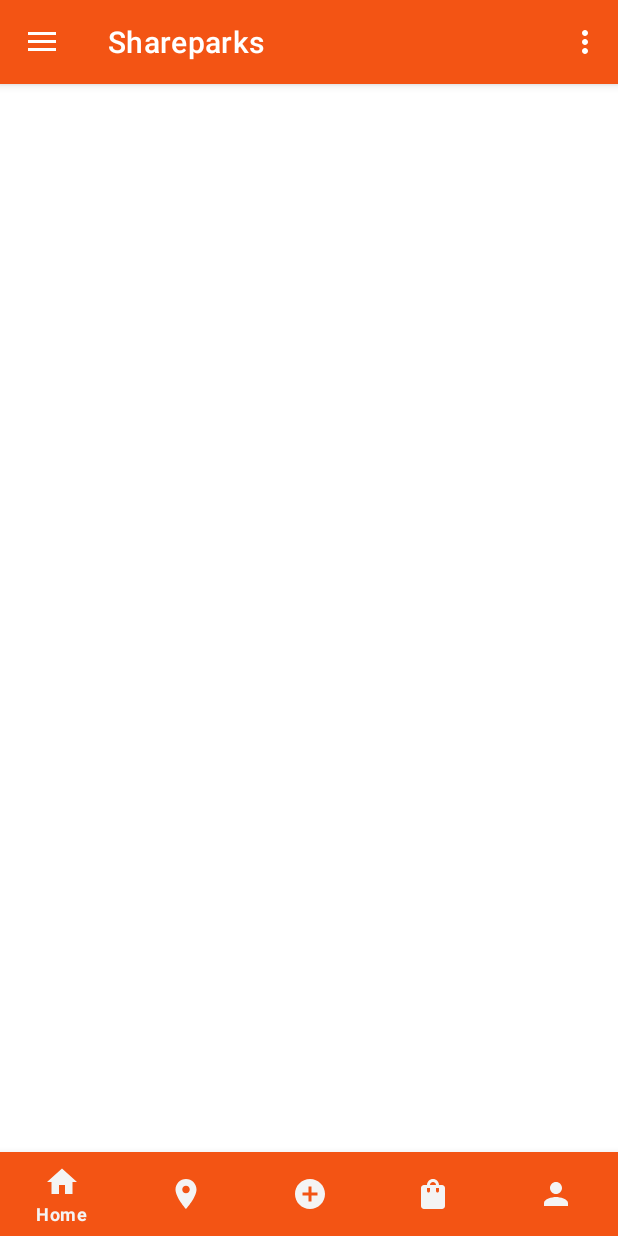
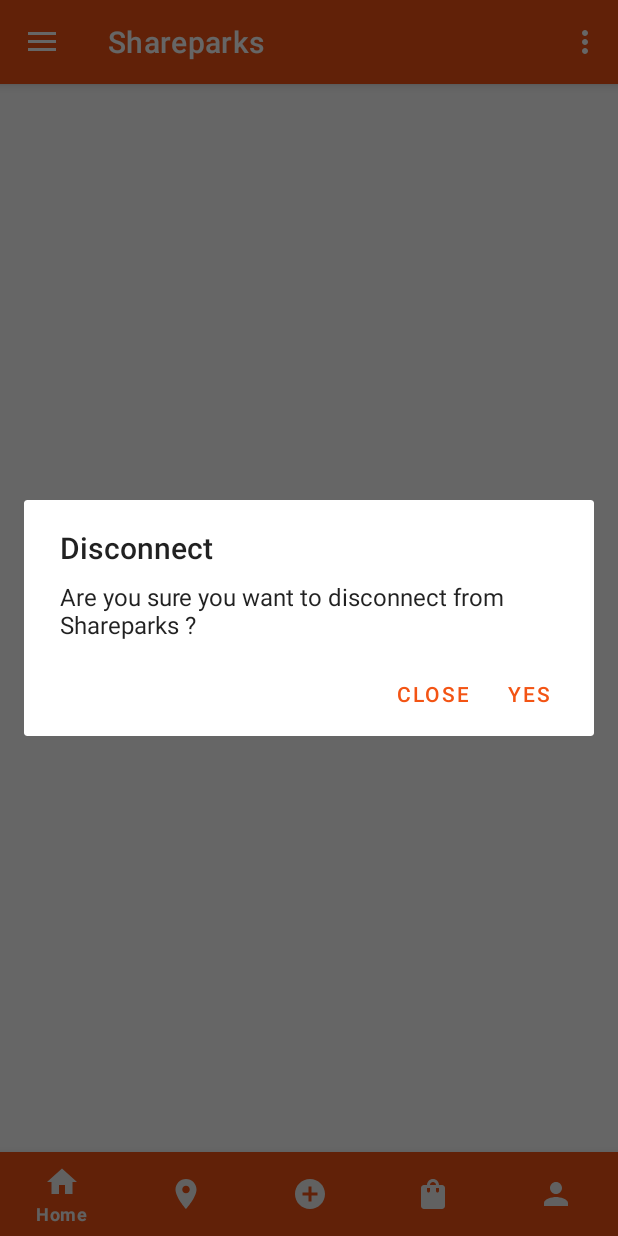
Before and after one commit to BigBoi077/Shareparks, an Android app: the MainActivity screen opened directly, with no data from a screen before it, in the options menu, after a tap on "Disconnect", on a phone screen of 412 x 824 dp. Run offline under Robolectric (Android 15) with nearby library versions, the phone set to English and light mode, and no system bars.

Commit message:
Made disconnection dialog

```diff
--- a/app/src/main/java/cegepst/example/shareparks/views/MainActivity.java
+++ b/app/src/main/java/cegepst/example/shareparks/views/MainActivity.java
@@ -1,5 +1,7 @@
 package cegepst.example.shareparks.views;
 
+import android.app.AlertDialog;
+import android.content.DialogInterface;
 import android.content.Intent;
 import android.graphics.Bitmap;
 import android.graphics.BitmapFactory;
@@ -55,7 +57,7 @@ public class MainActivity extends AppCompatActivity {
 
     private void initDrawerNavigation() {
         DrawerLayout drawerLayout = findViewById(R.id.menuDrawer);
-        actionBarDrawerToggle = new ActionBarDrawerToggle(this, drawerLayout, R.string.action_open, R.string.action_close);
+        actionBarDrawerToggle = new ActionBarDrawerToggle(this, drawerLayout, R.string.actionOpen, R.string.actionClose);
         drawerLayout.addDrawerListener(actionBarDrawerToggle);
         actionBarDrawerToggle.syncState();
         if (getSupportActionBar() != null) {
@@ -96,6 +98,18 @@ public class MainActivity extends AppCompatActivity {
         });
     }
 
+    private void disconnectUserDialog() {
+        new AlertDialog.Builder(MainActivity.this)
+                .setTitle(R.string.disconnectSession)
+                .setMessage(R.string.terminateSessionMessage)
+                .setPositiveButton(R.string.close_session_true, new DialogInterface.OnClickListener() {
+                    @Override
+                    public void onClick(DialogInterface dialogInterface, int i) {
+                        disconnectUser();
+                    }
+                }).setNegativeButton(R.string.close_session_false, null).show();
+    }
+
     private void startPostFragment() {
         createPostFragment = CreatePostFragment.newInstance(user.getUsername());
         hideFeed(true);
@@ -129,6 +143,7 @@ public class MainActivity extends AppCompatActivity {
             case R.id.actionReportBug:
                 return true;
             case R.id.actionTerminateSession:
+                disconnectUserDialog();
                 return true;
             default:
                 return super.onOptionsItemSelected(item);
@@ -210,6 +225,12 @@ public class MainActivity extends AppCompatActivity {
         startActivityForResult(photoSelection, REQUEST_IMAGES_SELECTION);
     }
 
+    private void disconnectUser() {
+        saveConnectionInformation(false);
+        Intent intent = new Intent(this, LogInActivity.class);
+        startActivity(intent);
+    }
+
     private void saveConnectionInformation(boolean isConnected) {
         try {
             FileOutputStream fileOutputStream = openFileOutput(userPath, MODE_PRIVATE);
--- a/app/src/main/res/menu/main.xml
+++ b/app/src/main/res/menu/main.xml
@@ -14,7 +14,7 @@
 
     <item
         android:id="@+id/actionTerminateSession"
-        android:title="@string/terminateSession"
+        android:title="@string/disconnectSession"
         app:showAsAction="never" />
 
 </menu>
--- a/app/src/main/res/values/strings.xml
+++ b/app/src/main/res/values/strings.xml
@@ -14,14 +14,17 @@
     <string name="addCircleIcon">Post</string>
     <string name="marketIcon">Marketplace</string>
     <string name="accountIcon">Account</string>
-    <string name="terminateSession">Disconnect</string>
+    <string name="disconnectSession">Disconnect</string>
+    <string name="terminateSessionMessage">Are you sure you want to disconnect from Shareparks ?</string>
     <string name="reportBug">Report Bug</string>
     <string name="actionAccountManagement">My Account</string>
     <string name="appSettings">Settings</string>
-    <string name="action_open">Open</string>
-    <string name="action_close">Close</string>
+    <string name="actionOpen">Open</string>
+    <string name="actionClose">Close</string>
     <string name="descriptionHint">Write a caption here</string>
     <string name="actionPost">Post</string>
     <string name="actionPicture">Camera</string>
     <string name="likesDefault">0 likes</string>
+    <string name="close_session_true">Yes</string>
+    <string name="close_session_false">Close</string>
 </resources>
```
